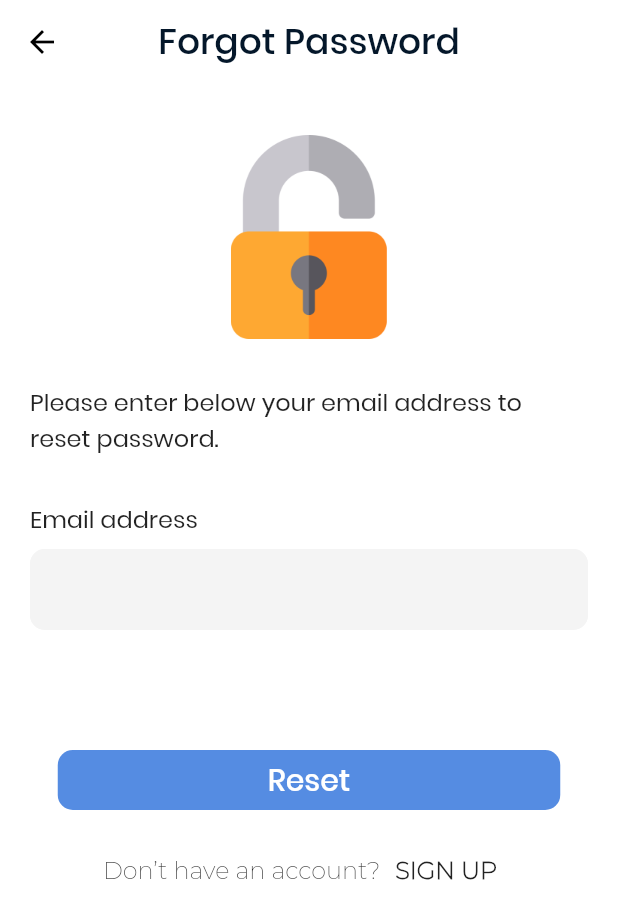
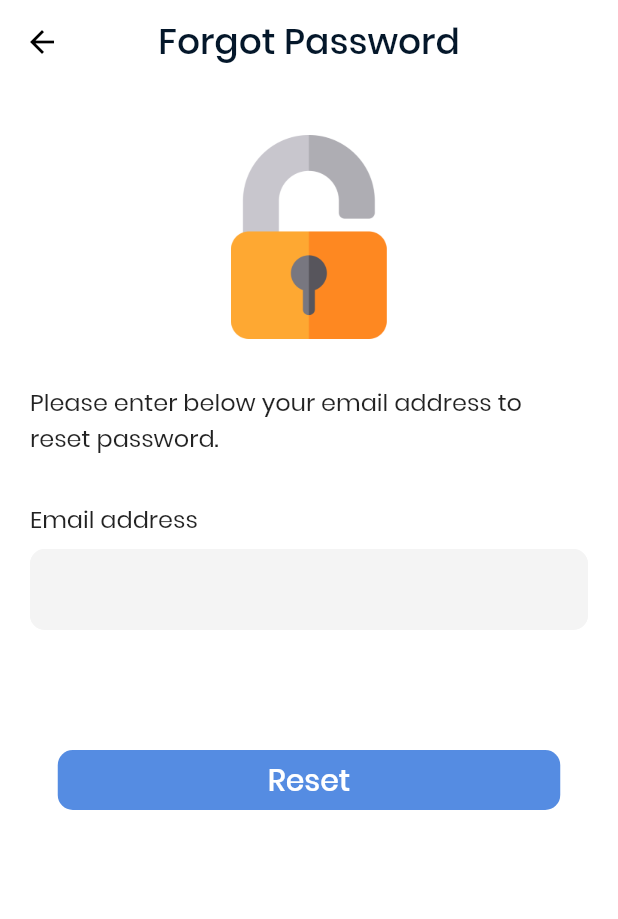
Before and after one commit to hngi/mobileforce-iCook, a Flutter app: the ForgotPasswordScreen screen opened directly, on a phone screen of 412 x 824 dp. Shown: the top 919 px of the screen. Run offline on Flutter 3.47's test engine with Material 2 defaults, Android fonts, the phone set to English and light mode, and no system bars; our stand-ins replace carousel_pro, connectivity, dio, flutter_screenutil, get, get_it and 10 more; missing offline and left inert: transformer_page_view; accounts and stored records are empty; generated files the repository leaves out were written again.

Commit message:
Updated forgot_password_screen.dart

```diff
--- a/icook_mobile/lib/ui/forgot_password_screen/forgot_password_screen.dart
+++ b/icook_mobile/lib/ui/forgot_password_screen/forgot_password_screen.dart
@@ -32,10 +32,6 @@ class ForgotPasswordScreen extends StatelessWidget {
                 right: 20,
               ),
               child: Column(
-                mainAxisAlignment: MainAxisAlignment.spaceBetween,
-                crossAxisAlignment: CrossAxisAlignment.start,
-                children: <Widget>[
-                  Column(
                 mainAxisAlignment: MainAxisAlignment.start,
                 crossAxisAlignment: CrossAxisAlignment.start,
                 mainAxisSize: MainAxisSize.min,
@@ -100,42 +96,6 @@ class ForgotPasswordScreen extends StatelessWidget {
                     height: 31,
                   ),
                 ],
-                  ),
-                  Column(
-                    mainAxisAlignment: MainAxisAlignment.end,
-                    crossAxisAlignment: CrossAxisAlignment.center,
-                    children: <Widget>[
-                      Center(
-                        child: Row(
-                          mainAxisSize: MainAxisSize.min,
-                          mainAxisAlignment: MainAxisAlignment.start,
-                          children: <Widget>[
-                            Text(
-                              "Don’t have an account?",
-                              style: GoogleFonts.montserrat(
-                                  fontStyle: FontStyle.normal,
-                                  fontSize: 16,
-                                  fontWeight: FontWeight.normal),
-                            ),
-                            Padding(
-                              padding: EdgeInsets.only(left: 10, right: 12),
-                              child: GestureDetector(
-                                onTap: () {},
-                                child: Text(
-                                  "SIGN UP",
-                                  style: GoogleFonts.montserrat(
-                                      fontStyle: FontStyle.normal,
-                                      fontSize: 16,
-                                      fontWeight: FontWeight.w600),
-                                ),
-                              ),
-                            )
-                          ],
-                        ),
-                      )
-                    ],
-                  )
-                ],
               ))
         ],
       ),
```
Lines whose indentation alone changed are shown as unchanged.
